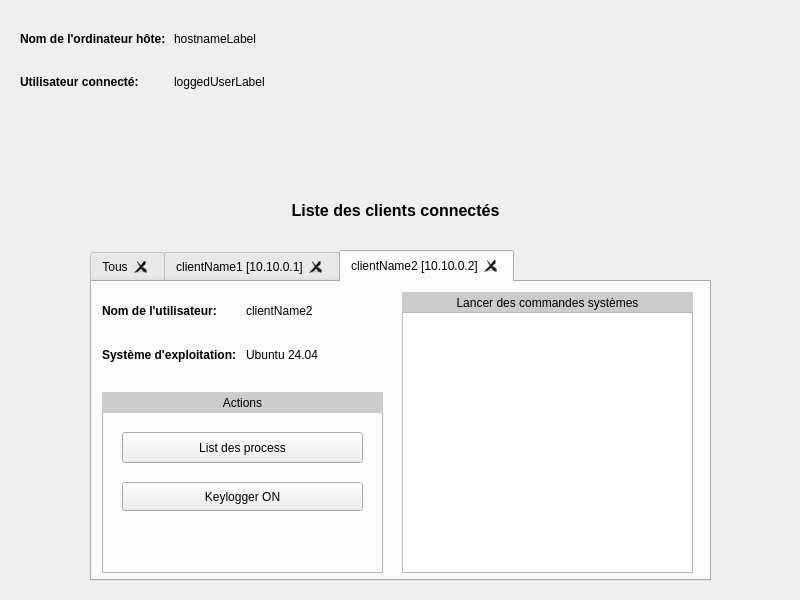
Above: GUI/src/homescreen.ui from cyril-porez/Les-9-cercles-de-l-enfer before the change. Below: the same form after it.
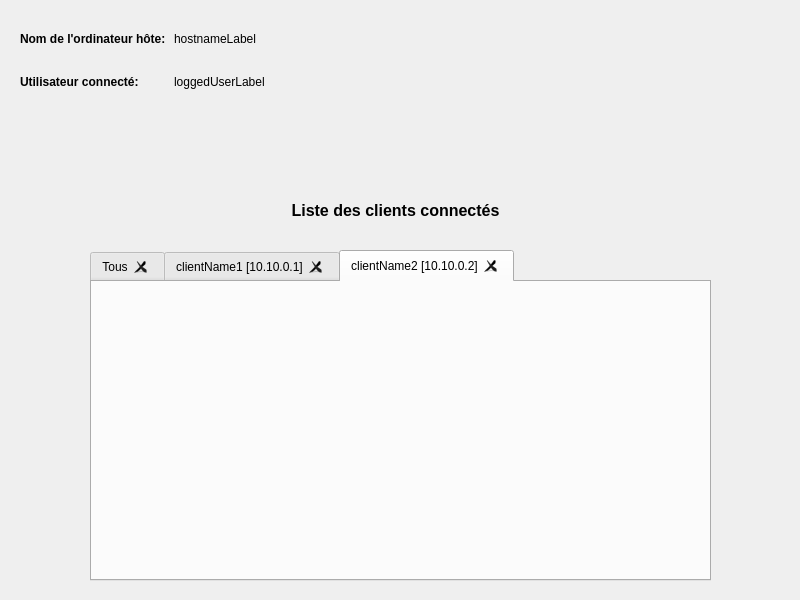
That is the form after the change. The open tabs and pages were chosen to show the change.

Commit message: feat list process running

Diff of the .ui file:
```diff
--- a/GUI/src/homescreen.ui
+++ b/GUI/src/homescreen.ui
@@ -309,176 +309,6 @@
     <attribute name="title">
      <string>clientName2 [10.10.0.2]</string>
     </attribute>
-    <widget class="QWidget" name="verticalLayoutWidget_3">
-     <property name="geometry">
-      <rect>
-       <x>10</x>
-       <y>10</y>
-       <width>281</width>
-       <height>81</height>
-      </rect>
-     </property>
-     <layout class="QVBoxLayout" name="hostInfo_3">
-      <item>
-       <layout class="QHBoxLayout" name="horizontalLayout_5">
-        <item>
-         <widget class="QLabel" name="label_8">
-          <property name="font">
-           <font>
-            <bold>true</bold>
-           </font>
-          </property>
-          <property name="text">
-           <string>Nom de l'utilisateur:</string>
-          </property>
-         </widget>
-        </item>
-        <item>
-         <widget class="QLabel" name="hostnameLabel_3">
-          <property name="text">
-           <string>clientName2</string>
-          </property>
-         </widget>
-        </item>
-       </layout>
-      </item>
-      <item>
-       <layout class="QHBoxLayout" name="horizontalLayout_6">
-        <item>
-         <widget class="QLabel" name="label_9">
-          <property name="font">
-           <font>
-            <bold>true</bold>
-           </font>
-          </property>
-          <property name="text">
-           <string>Système d'exploitation:</string>
-          </property>
-         </widget>
-        </item>
-        <item>
-         <widget class="QLabel" name="label_10">
-          <property name="text">
-           <string>Ubuntu 24.04</string>
-          </property>
-         </widget>
-        </item>
-       </layout>
-      </item>
-     </layout>
-    </widget>
-    <widget class="QFrame" name="frame_4">
-     <property name="geometry">
-      <rect>
-       <x>10</x>
-       <y>110</y>
-       <width>281</width>
-       <height>181</height>
-      </rect>
-     </property>
-     <property name="frameShape">
-      <enum>QFrame::StyledPanel</enum>
-     </property>
-     <property name="frameShadow">
-      <enum>QFrame::Raised</enum>
-     </property>
-     <property name="lineWidth">
-      <number>1</number>
-     </property>
-     <widget class="QLabel" name="label_14">
-      <property name="geometry">
-       <rect>
-        <x>0</x>
-        <y>0</y>
-        <width>281</width>
-        <height>21</height>
-       </rect>
-      </property>
-      <property name="styleSheet">
-       <string notr="true">background-color: #ccc; color: black</string>
-      </property>
-      <property name="text">
-       <string>Actions</string>
-      </property>
-      <property name="alignment">
-       <set>Qt::AlignCenter</set>
-      </property>
-     </widget>
-     <widget class="QPushButton" name="processButton_2">
-      <property name="geometry">
-       <rect>
-        <x>20</x>
-        <y>40</y>
-        <width>241</width>
-        <height>31</height>
-       </rect>
-      </property>
-      <property name="text">
-       <string>List des process</string>
-      </property>
-     </widget>
-     <widget class="QPushButton" name="keylogButton_2">
-      <property name="geometry">
-       <rect>
-        <x>20</x>
-        <y>90</y>
-        <width>241</width>
-        <height>29</height>
-       </rect>
-      </property>
-      <property name="text">
-       <string>Keylogger ON</string>
-      </property>
-     </widget>
-    </widget>
-    <widget class="QFrame" name="frame_3">
-     <property name="geometry">
-      <rect>
-       <x>310</x>
-       <y>10</y>
-       <width>291</width>
-       <height>281</height>
-      </rect>
-     </property>
-     <property name="frameShape">
-      <enum>QFrame::StyledPanel</enum>
-     </property>
-     <property name="frameShadow">
-      <enum>QFrame::Raised</enum>
-     </property>
-     <property name="lineWidth">
-      <number>1</number>
-     </property>
-     <widget class="QLabel" name="label_13">
-      <property name="geometry">
-       <rect>
-        <x>0</x>
-        <y>0</y>
-        <width>291</width>
-        <height>21</height>
-       </rect>
-      </property>
-      <property name="styleSheet">
-       <string notr="true">background-color: #ccc; color: black</string>
-      </property>
-      <property name="text">
-       <string>Lancer des commandes systèmes</string>
-      </property>
-      <property name="alignment">
-       <set>Qt::AlignCenter</set>
-      </property>
-     </widget>
-     <widget class="QListView" name="listView_3">
-      <property name="geometry">
-       <rect>
-        <x>0</x>
-        <y>20</y>
-        <width>291</width>
-        <height>261</height>
-       </rect>
-      </property>
-     </widget>
-    </widget>
    </widget>
   </widget>
  </widget>
```
Left out of the diff: 105 changed lines with no effect on the pictures. The commit also changes 4 other files.
